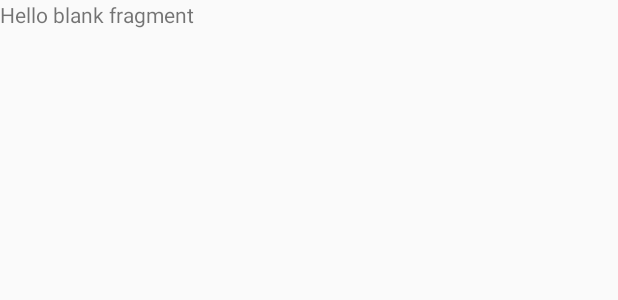
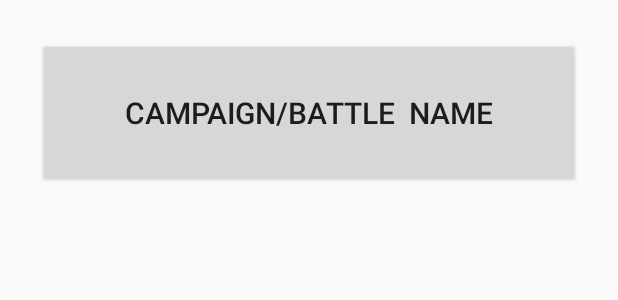
Before and after one commit to dylandcole/DnDBattleCompanion, an Android app: the layout fragment_simple_scroll.xml on its own in the app's theme, with its tools: preview values and no code run, on a phone screen of 412 x 824 dp. Shown: the top 300 px of the screen. Run offline under Robolectric (Android 15) with nearby library versions, the phone set to English and light mode, and no system bars.

Commit message:
added character lists from campaign options and character detail view

```diff
--- a/app/src/main/AndroidManifest.xml
+++ b/app/src/main/AndroidManifest.xml
@@ -17,6 +17,8 @@
             </intent-filter>
         </activity>
         <activity android:name=".CampaignOptionActivity"></activity>
+        <activity android:name=".CombatantScrollActivity"></activity>
+        <activity android:name=".CombatantDetailActivity"></activity>
     </application>
 
 </manifest>
--- a/app/src/main/java/com/csci448/cyberform/dndbattlecompanion/CampaignScrollActivity.java
+++ b/app/src/main/java/com/csci448/cyberform/dndbattlecompanion/CampaignScrollActivity.java
@@ -1,13 +1,10 @@
 package com.csci448.cyberform.dndbattlecompanion;
 
-import android.app.Activity;
-import android.content.Context;
 import android.content.Intent;
 import android.support.v7.app.AppCompatActivity;
 import android.os.Bundle;
 import android.support.v7.widget.LinearLayoutManager;
 import android.support.v7.widget.RecyclerView;
-import android.text.Layout;
 import android.view.LayoutInflater;
 import android.view.View;
 import android.view.ViewGroup;
@@ -52,7 +49,7 @@ public class CampaignScrollActivity extends AppCompatActivity {
         private Campaign mCampaign;
 
         public CampaignScrollHolder(LayoutInflater inflater, ViewGroup parent) {
-            super(inflater.inflate(R.layout.fragment_simple_scroll_select, parent, false));
+            super(inflater.inflate(R.layout.fragment_simple_scroll, parent, false));
 
             mCampaignSelectButton = (Button) itemView.findViewById(R.id.campaign_select_button);
             mCampaignSelectButton.setOnClickListener(new View.OnClickListener() {
--- a/app/src/main/res/layout/fragment_simple_scroll.xml
+++ b/app/src/main/res/layout/fragment_simple_scroll.xml
@@ -1,13 +1,14 @@
-<FrameLayout xmlns:android="http://schemas.android.com/apk/res/android"
+<?xml version="1.0" encoding="utf-8"?>
+<LinearLayout xmlns:android="http://schemas.android.com/apk/res/android"
     xmlns:tools="http://schemas.android.com/tools"
-    android:layout_width="match_parent"
-    android:layout_height="match_parent"
-    tools:context="com.csci448.cyberform.dndbattlecompanion.SimpleScrollFragment">
+    android:orientation="vertical" android:layout_width="match_parent"
+    android:layout_height="wrap_content"
+    android:padding="25dp">
 
-    <!-- TODO: Update blank fragment layout -->
-    <TextView
+    <Button
+        android:id="@+id/campaign_select_button"
         android:layout_width="match_parent"
-        android:layout_height="match_parent"
-        android:text="@string/hello_blank_fragment" />
-
-</FrameLayout>
+        android:layout_height="100dp"
+        android:textSize="20dp"
+        tools:text="Campaign/Battle  Name" />
+</LinearLayout>
--- a/app/src/main/res/values/strings.xml
+++ b/app/src/main/res/values/strings.xml
@@ -4,6 +4,8 @@
     <string name="characters_button">Characters</string>
     <string name="general_enemies_button">General Enemies</string>
 
-    <!-- TODO: Remove or change this placeholder text -->
-    <string name="hello_blank_fragment">Hello blank fragment</string>
+    <string name="abilities_button">Abilities</string>
+    <string name="skills_button">Skills</string>
+    <string name="statuses_button">Statuses</string>
+    <string name="attacks_button">Attacks</string>
 </resources>
```
Also changed, not shown: app/src/main/java/com/csci448/cyberform/dndbattlecompanion/CampaignOptionActivity.java (+34 -0 lines), app/src/main/java/com/csci448/cyberform/dndbattlecompanion/CombatantDetailActivity.java (added, +17 -0 lines), app/src/main/java/com/csci448/cyberform/dndbattlecompanion/CombatantScrollActivity.java (added, +98 -0 lines), app/src/main/res/layout/activity_combatant_detail.xml (renamed from app/src/main/res/layout/activity_character_detail.xml, +4 -4 lines), app/src/main/res/layout/fragment_combatant_select.xml (renamed from app/src/main/res/layout/fragment_simple_scroll_select.xml, +8 -6 lines), app/src/main/res/layout/fragment_combatant_quick_small.xml (renamed from app/src/main/res/layout/fragment_character_quick_small.xml).
